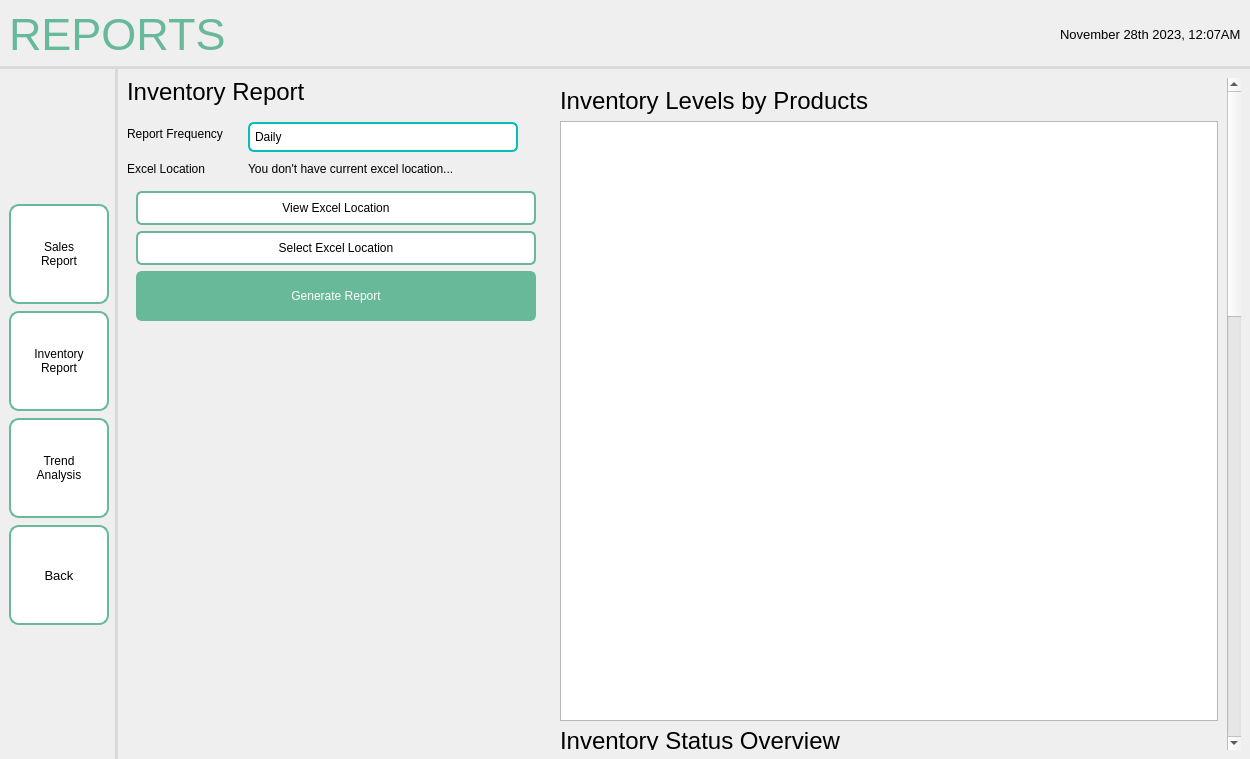
sehae/POS-with-Inventory-System, file screens/ui/admin_ui/admin_reports/report_inventory.ui: the form before one commit.
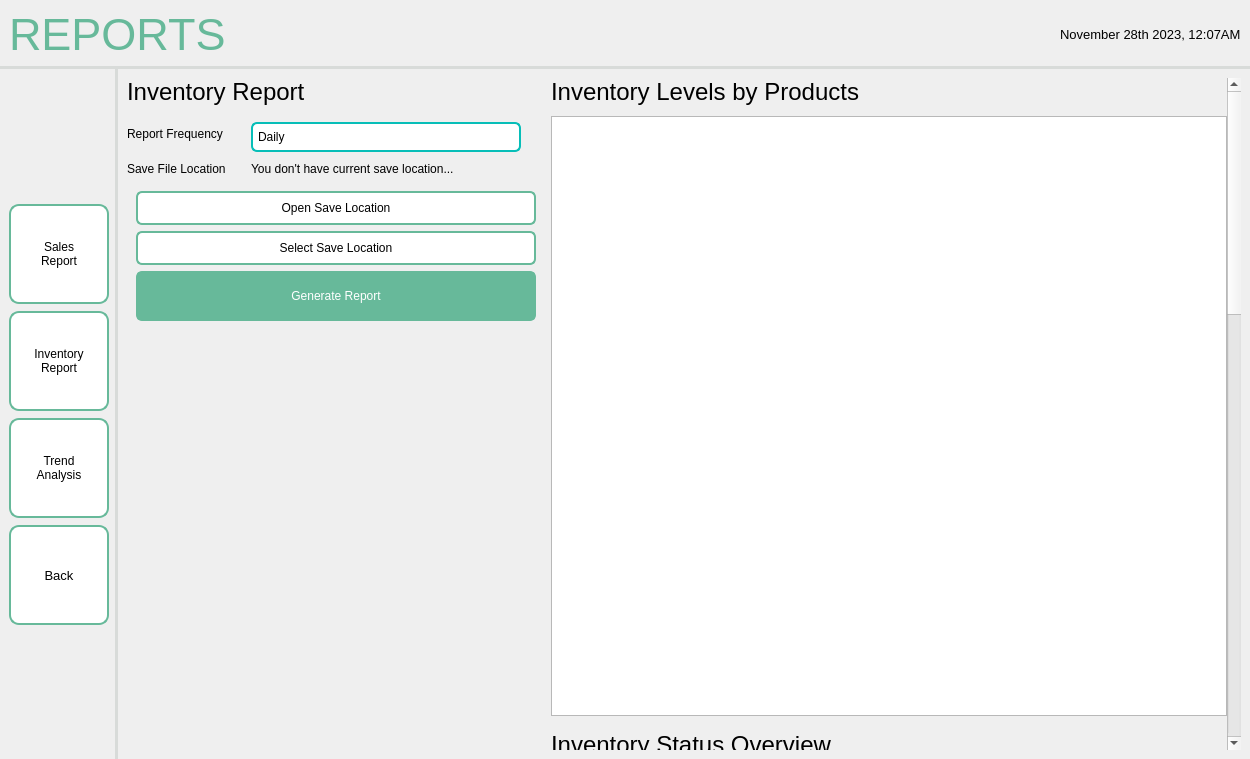
The form after the commit. Icons and pictures are not drawn.

```diff
--- a/screens/ui/admin_ui/admin_reports/report_inventory.ui
+++ b/screens/ui/admin_ui/admin_reports/report_inventory.ui
@@ -470,14 +470,14 @@
                 <item row="1" column="0">
                  <widget class="QLabel" name="filelocLBL">
                   <property name="text">
-                   <string>Excel Location</string>
+                   <string>Save File Location</string>
                   </property>
                  </widget>
                 </item>
                 <item row="1" column="1">
                  <widget class="QLabel" name="filelocDISPLAY">
                   <property name="text">
-                   <string>You don't have current excel location...</string>
+                   <string>You don't have current save location...</string>
                   </property>
                  </widget>
                 </item>
@@ -520,7 +520,7 @@
 }</string>
                   </property>
                   <property name="text">
-                   <string>View Excel Location</string>
+                   <string>Open Save Location</string>
                   </property>
                  </widget>
                 </item>
@@ -557,7 +557,7 @@
 }</string>
                   </property>
                   <property name="text">
-                   <string>Select Excel Location</string>
+                   <string>Select Save Location</string>
                   </property>
                  </widget>
                 </item>
@@ -654,14 +654,47 @@
              <property name="geometry">
               <rect>
                <x>0</x>
-               <y>-1090</y>
+               <y>-1325</y>
                <width>656</width>
-               <height>1977</height>
+               <height>1980</height>
               </rect>
              </property>
-             <layout class="QVBoxLayout" name="verticalLayout_3">
+             <layout class="QVBoxLayout" name="verticalLayout_9">
+              <property name="spacing">
+               <number>15</number>
+              </property>
+              <property name="leftMargin">
+               <number>0</number>
+              </property>
+              <property name="topMargin">
+               <number>0</number>
+              </property>
+              <property name="rightMargin">
+               <number>0</number>
+              </property>
+              <property name="bottomMargin">
+               <number>0</number>
+              </property>
               <item>
-               <widget class="QLabel" name="label_2">
+               <widget class="QWidget" name="widget_8" native="true">
+                <layout class="QVBoxLayout" name="verticalLayout_10">
+                 <property name="spacing">
+                  <number>10</number>
+                 </property>
+                 <property name="leftMargin">
+                  <number>0</number>
+                 </property>
+                 <property name="topMargin">
+                  <number>0</number>
+                 </property>
+                 <property name="rightMargin">
+                  <number>0</number>
+                 </property>
+                 <property name="bottomMargin">
+                  <number>0</number>
+                 </property>
+                 <item>
+                  <widget class="QLabel" name="label_5">
                 <property name="font">
                  <font>
                   <pointsize>18</pointsize>
@@ -691,8 +724,29 @@
                 </property>
                </widget>
               </item>
+                </layout>
+               </widget>
+              </item>
               <item>
-               <widget class="QLabel" name="label_3">
+               <widget class="QWidget" name="widget_9" native="true">
+                <layout class="QVBoxLayout" name="verticalLayout_11">
+                 <property name="spacing">
+                  <number>10</number>
+                 </property>
+                 <property name="leftMargin">
+                  <number>0</number>
+                 </property>
+                 <property name="topMargin">
+                  <number>0</number>
+                 </property>
+                 <property name="rightMargin">
+                  <number>0</number>
+                 </property>
+                 <property name="bottomMargin">
+                  <number>0</number>
+                 </property>
+                 <item>
+                  <widget class="QLabel" name="label_6">
                 <property name="font">
                  <font>
                   <pointsize>18</pointsize>
@@ -722,6 +776,9 @@
                 </property>
                </widget>
               </item>
+                </layout>
+               </widget>
+              </item>
               <item>
                <widget class="QLabel" name="label_4">
                 <property name="font">
```
Left out of the diff: 25 changed lines with no effect on the pictures. Lines whose indentation alone changed are shown as unchanged.
